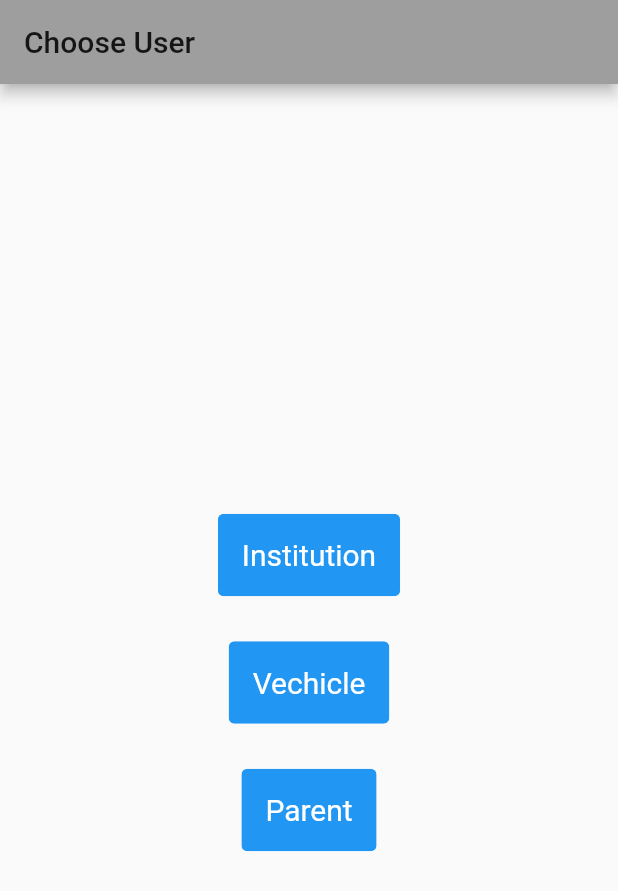
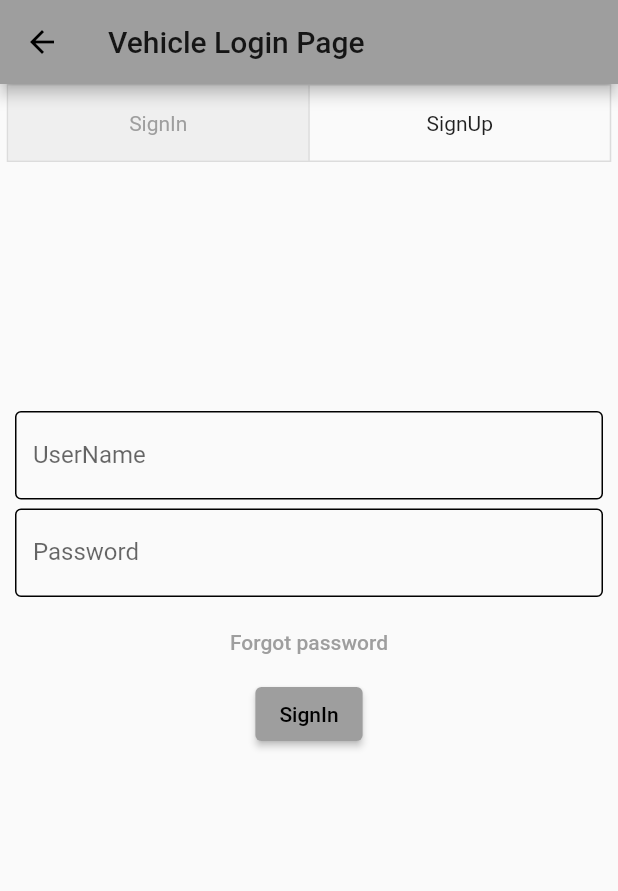
Before and after one commit to sahana-drusti/master, a Flutter app: the screen it shows after launch, after a tap on "Vechicle", on a phone screen of 412 x 824 dp. Shown: the top 891 px of the screen. Run offline on Flutter 3.47's test engine with Material 2 defaults, Android fonts, the phone set to English and light mode, and no system bars; our stand-ins replace email_validator, file_picker, shared_preferences, syncfusion_flutter_calendar; missing offline and left inert: excel.

Commit message:
Vehicle login

```diff
--- a/lib/VehicleLoginAndRegistration.dart
+++ b/lib/VehicleLoginAndRegistration.dart
@@ -0,0 +1,453 @@
+import 'dart:convert';
+import 'package:drusti/PasswordReset.dart';
+import 'package:drusti/VehicleHomePage.dart';
+import 'package:flutter/cupertino.dart';
+import 'package:flutter/material.dart';
+import 'package:email_validator/email_validator.dart';
+import 'package:http/http.dart' as http;
+import 'package:shared_preferences/shared_preferences.dart';
+
+class VehicleLoginAndRegisteration extends StatelessWidget {
+  final String type;
+  VehicleLoginAndRegisteration({required this.type});
+
+  @override
+  Widget build(BuildContext context) {
+    return VehicleLoginAndRegisterationPage();
+  }
+}
+
+class VehicleLoginAndRegisterationPage extends StatefulWidget {
+  @override
+  VehicleLoginAndRegisterationPageState createState() =>
+      VehicleLoginAndRegisterationPageState();
+}
+
+class VehicleLoginAndRegisterationPageState extends State {
+  bool login = true;
+  bool signup = false;
+  List<bool> isSelect = [true, false];
+  final loginFormKey = GlobalKey<FormState>();
+  final regFormKey = GlobalKey<FormState>();
+  List state = ["karnataka", "goa", "mp"];
+  var stateValue = "karnataka";
+  List district = ["hassan", "banglore"];
+  var districtValue = "hassan";
+  List taluk = ["alur", "belur"];
+  var talukValue = "alur";
+  bool validFormKeyLogin = true;
+  bool validEmail = true;
+  bool validRegNo = true;
+  final rNameController = TextEditingController();
+  final rEmailController = TextEditingController();
+  final rPasswordController = TextEditingController();
+  final rConfirmPasswordController = TextEditingController();
+  final rRegNoController = TextEditingController();
+  final lEmailController = TextEditingController();
+  final lPasswordController = TextEditingController();
+  bool userCreateSuccess = true;
+  bool usergetSuccess = true;
+
+  @override
+  Widget build(BuildContext context) {
+    if (login) {
+      return Scaffold(
+          appBar: AppBar(
+            title: Text('Vehicle Login Page'),
+          ),
+          body: SingleChildScrollView(
+              child: Column(
+                children: [
+                  ToggleButtons(
+                    constraints: BoxConstraints.expand(
+                      width: 200.0,
+                      height: 50.0,
+                    ),
+                    isSelected: isSelect,
+                    children: [
+                      Text('SignIn'),
+                      Text('SignUp'),
+                    ],
+                    onPressed: (int index) {
+                      setState(() {
+                        for (int i = 0; i < isSelect.length; i++) {
+                          if (i == index) {
+                            isSelect[i] = true;
+                            if (i == 0) {
+                              login = true;
+                              signup = false;
+                            }
+                            if (i == 1) {
+                              signup = true;
+                              login = false;
+                            }
+                          } else {
+                            isSelect[i] = false;
+                          }
+                        }
+                      });
+                    },
+                  ),
+                  Container(
+                    child: this.usergetSuccess?Text(''):Text('Error Fetching User',style: TextStyle(color: Colors.red),),
+                  ),
+                  Container(
+                      margin: EdgeInsetsDirectional.only(
+                          start: 10.0, top: 150.0, end: 10.0),
+                      alignment: Alignment.center,
+                      child: Form(
+                          key: loginFormKey,
+                          child: Column(
+                            mainAxisAlignment: MainAxisAlignment.center,
+                            children: [
+                              Padding(
+                                  padding: EdgeInsets.only(bottom: 6.0),
+                                  child: TextFormField(
+                                    controller: lEmailController,
+                                    decoration: new InputDecoration(
+                                      focusedBorder: OutlineInputBorder(
+                                        borderSide: BorderSide(
+                                            color: Colors.black, width: 1.0),
+                                      ),
+                                      enabledBorder: OutlineInputBorder(
+                                        borderSide: BorderSide(
+                                            color: Colors.black, width: 1.0),
+                                      ),
+                                      hintText: 'UserName',
+                                      labelText: "UserName",
+                                    ),
+                                    autofocus: false,
+                                    validator: (val) {
+                                      if (val == null || val.isEmpty) {
+                                        return 'Please enter UserName';
+                                      }
+                                    },
+                                  )),
+                              Padding(
+                                  padding: EdgeInsets.only(bottom: 6.0),
+                                  child: TextFormField(
+                                    controller: lPasswordController,
+                                    autofocus: false,
+                                    obscureText: true,
+                                    decoration: new InputDecoration(
+                                      focusedBorder: OutlineInputBorder(
+                                        borderSide: BorderSide(
+                                            color: Colors.black, width: 1.0),
+                                      ),
+                                      enabledBorder: OutlineInputBorder(
+                                        borderSide: BorderSide(
+                                            color: Colors.black, width: 1.0),
+                                      ),
+                                      hintText: 'Password',
+                                      labelText: "Password",
+                                    ),
+                                    validator: (val) {
+                                      if (val == null || val.isEmpty) {
+                                        return 'Please enter Password';
+                                      }
+                                    },
+                                  )),
+                              TextButton(
+                                child: Text('Forgot password'),
+                                onPressed: () {
+                                  Navigator.push(
+                                    context,
+                                    MaterialPageRoute(
+                                        builder: (context) => PasswordReset()),
+                                  );
+                                },
+                              ),
+                              ElevatedButton(
+                                onPressed: () {
+                                  // Validate returns true if the form is valid, or false otherwise.
+                                  if (loginFormKey.currentState!.validate()) {
+                                    getUserAndValidate().then((value) =>
+                                    {
+                                      if(value){
+                                        Navigator.push(
+                                          context,
+                                          MaterialPageRoute(
+                                              builder: (context) => VehicleHomePage()),
+                                        )
+                                      }});
+
+                                  }else{
+
+
+                                  }
+                                },
+                                child: Text('SignIn'),
+                              ),
+                            ],
+                          ))),
+                ],
+              )));
+    } else {
+      return Scaffold(
+        appBar: AppBar(
+          title: Text('Registration Page'),
+        ),
+        resizeToAvoidBottomInset: true,
+        body: SingleChildScrollView(
+          child: Column(
+            children: <Widget>[
+              ToggleButtons(
+                constraints: BoxConstraints.expand(
+                  width: 200.0,
+                  height: 50.0,
+                ),
+                isSelected: isSelect,
+                children: [
+                  Text('SignIn'),
+                  Text('SignUp'),
+                ],
+                onPressed: (int index) {
+                  setState(() {
+                    for (int i = 0; i < isSelect.length; i++) {
+                      if (i == index) {
+                        isSelect[i] = true;
+                        if (i == 0) {
+                          login = true;
+                          signup = false;
+                        }
+                        if (i == 1) {
+                          signup = true;
+                          login = false;
+                        }
+                      } else {
+                        isSelect[i] = false;
+                      }
+                    }
+                  });
+                },
+              ),
+              Container(
+                child: this.userCreateSuccess?Text(''):Text('Error Creating User',style: TextStyle(color: Colors.red),),
+              ),
+              Container(
+                  margin: EdgeInsetsDirectional.only(
+                      top: 50.0, start: 10.0, end: 10.0),
+                  child: Form(
+                      key: regFormKey,
+                      child: Column(
+                        mainAxisAlignment: MainAxisAlignment.center,
+                        children: [
+                          Padding(
+                              padding: EdgeInsets.only(top: 6.0, bottom: 6.0),
+                              child: TextFormField(
+                                controller: rNameController,
+                                decoration: new InputDecoration(
+                                  focusedBorder: OutlineInputBorder(
+                                    borderSide: BorderSide(
+                                        color: Colors.black, width: 1.0),
+                                  ),
+                                  enabledBorder: OutlineInputBorder(
+                                    borderSide: BorderSide(
+                                        color: Colors.black, width: 1.0),
+                                  ),
+                                  hintText: 'Enter Name',
+                                  labelText: "Name",
+                                ),
+                                validator: (val) {
+                                  if (val == null || val.isEmpty) {
+                                    return 'Please enter UserName';
+                                  }
+                                },
+                              )),
+                          Padding(
+                              padding: EdgeInsets.only(top: 6.0, bottom: 6.0),
+                              child: TextFormField(
+                                onChanged: (value) {
+                                  RegExp exp = RegExp(r'^[a-zA-Z0-9&%=]+$');
+                                  if (!exp.hasMatch(value)) {
+                                    setState(() {
+                                      validRegNo = false;
+                                    });
+                                  }else{
+                                    setState(() {
+                                      validRegNo = true;
+                                    });
+                                  }
+                                },
+                                controller: rRegNoController,
+                                decoration: new InputDecoration(
+                                    focusedBorder: OutlineInputBorder(
+                                      borderSide: BorderSide(
+                                          color: Colors.black, width: 1.0),
+                                    ),
+                                    enabledBorder: OutlineInputBorder(
+                                      borderSide: BorderSide(
+                                          color: Colors.black, width: 1.0),
+                                    ),
+                                    hintText: 'Registration Number',
+                                    labelText: "Reg.No."),
+                                validator: (val) {
+                                  if (val == null || val.isEmpty) {
+                                    return 'Please enter registration number';
+                                  } else if (!validRegNo) {
+                                    return 'Please enter valid Reg. No.';
+                                  }
+                                },
+                              )),
+                          Padding(
+                              padding: const EdgeInsets.only(bottom: 0.0),
+                              child:
+                              Text((!validRegNo) ? "RegNo Invalid." : "")),
+                          Padding(
+                              padding: EdgeInsets.only(top: 6.0, bottom: 0.0),
+                              child: TextFormField(
+                                controller: rEmailController,
+                                decoration: new InputDecoration(
+                                    focusedBorder: OutlineInputBorder(
+                                      borderSide: BorderSide(
+                                          color: Colors.black, width: 1.0),
+                                    ),
+                                    enabledBorder: OutlineInputBorder(
+                                      borderSide: BorderSide(
+                                          color: Colors.black, width: 1.0),
+                                    ),
+                                    hintText: 'E-Mail Address',
+                                    labelText: "E-mail."),
+                                validator: (val) {
+                                  if (val == null || val.isEmpty) {
+                                    return 'Please enter Email';
+                                  }
+                                },
+                                onChanged: (value) => {
+                                  setState(() {
+                                    if (EmailValidator.validate(value)) {
+                                      validEmail = true;
+                                    } else {
+                                      validEmail = false;
+                                    }
+                                  }),
+                                },
+                              )),
+                          Padding(
+                              padding: const EdgeInsets.only(bottom: 0.0),
+                              child:
+                              Text(
+                                  (!validEmail) ? "Email Invalid." : "")),
+
+
+                          Padding(
+                              padding: EdgeInsets.only(bottom: 6.0),
+                              child: TextFormField(
+                                controller: rPasswordController,
+                                autofocus: false,
+                                obscureText: true,
+                                decoration: new InputDecoration(
+                                  focusedBorder: OutlineInputBorder(
+                                    borderSide: BorderSide(
+                                        color: Colors.black, width: 1.0),
+                                  ),
+                                  enabledBorder: OutlineInputBorder(
+                                    borderSide: BorderSide(
+                                        color: Colors.black, width: 1.0),
+                                  ),
+                                  hintText: 'Password',
+                                  labelText: "Password",
+                                ),
+                                validator: (val) {
+                                  if (val == null || val.isEmpty) {
+                                    return 'Please enter Password';
+                                  }
+                                },
+                              )),
+                          Padding(
+                              padding: EdgeInsets.only(top: 6.0, bottom: 6.0),
+                              child: TextFormField(
+                                controller: rConfirmPasswordController,
+                                autofocus: false,
+                                obscureText: true,
+                                decoration: new InputDecoration(
+                                  focusedBorder: OutlineInputBorder(
+                                    borderSide: BorderSide(
+                                        color: Colors.black, width: 1.0),
+                                  ),
+                                  enabledBorder: OutlineInputBorder(
+                                    borderSide: BorderSide(
+                                        color: Colors.black, width: 1.0),
+                                  ),
+                                  hintText: 'Confirm Password',
+                                  labelText: "Confirm Password",
+                                ),
+                                validator: (val) {
+                                  if (val == null || val.isEmpty) {
+                                    return 'Please enter Password';
+                                  } else if (rConfirmPasswordController.text
+                                      .toString() !=
+                                      rPasswordController.text.toString()) {
+                                    return 'Password didnot match';
+                                  }
+                                },
+                              )),
+                          ElevatedButton(
+                            onPressed: () {
+                              if (regFormKey.currentState!.validate()) {
+                                final response = createUser();
+                                Navigator.push(
+                                  context,
+                                  MaterialPageRoute(
+                                      builder: (context) => VehicleHomePage()),
+                                );
+                              }
+                            },
+                            child: Text('Submit'),
+                          ),
+                        ],
+                      )))
+            ],
+          ),
+        ),
+      );
+    }
+  }
+
+  Future<http.Response> createUser() async {
+    final response = await http.post(
+      Uri.parse("http://10.0.2.2:3000/users"),
+      headers: <String, String>{
+        'Content-Type': 'application/json; charset=UTF-8',
+      },
+      body: jsonEncode(<String, String>{
+        'name': rNameController.text,
+        'email': rEmailController.text,
+        'reg_no': rRegNoController.text,
+        'password': rPasswordController.text,
+      }),
+    );
+    print(response);
+    if (response.statusCode != 200) {
+      this.userCreateSuccess = false;
+      throw Exception('error while creating user');
+    }else{
+      SharedPreferences localStorage = await SharedPreferences.getInstance();
+      localStorage.setString("token", rEmailController.text.toString());
+    }
+
+    return response;
+  }
+
+  Future<bool> getUserAndValidate() async {
+    bool isValidUser = false;
+    SharedPreferences localStorage = await SharedPreferences.getInstance();
+    if(lEmailController.text.isNotEmpty) {
+      String url = "http://10.0.2.2:3000/users?email=" +
+          lEmailController.text.toString();
+      final response = await http.get(Uri.parse(url));
+      if(response.statusCode == 200){
+        var result = json.decode(response.body);
+        String userId = result['_id'];
+        if(lEmailController.text.toString().isNotEmpty || lPasswordController.text.toString().isNotEmpty || result['email'] == lEmailController.text.toString() || result['password'] == lPasswordController.text.toString()){
+          localStorage.setString("token", userId);
+          isValidUser = true;
+        }
+      }else{
+        this.usergetSuccess = false;
+        throw new Exception('Error fetching userId');
+      }
+    }
+    return isValidUser;
+  }
+}
--- a/lib/main.dart
+++ b/lib/main.dart
@@ -1,6 +1,6 @@
 // @dart=2.9
 import 'package:drusti/BottomNavigation.dart';
-import 'package:drusti/HomePage.dart';
+import 'package:drusti/VehicleLoginAndRegistration.dart';
 import 'package:flutter/material.dart';
 import 'package:drusti/LoginAndRegistration.dart';
 import 'package:shared_preferences/shared_preferences.dart';
@@ -72,20 +72,7 @@ class LandingPageState extends State<LandingPage> {
         // Center is a layout widget. It takes a single child and positions it
         // in the middle of the parent.
         child: Column(
-          // Column is also a layout widget. It takes a list of children and
-          // arranges them vertically. By default, it sizes itself to fit its
-          // children horizontally, and tries to be as tall as its parent.
-          //
-          // Invoke "debug painting" (press "p" in the console, choose the
-          // "Toggle Debug Paint" action from the Flutter Inspector in Android
-          // Studio, or the "Toggle Debug Paint" command in Visual Studio Code)
-          // to see the wireframe for each widget.
-          //
-          // Column has various properties to control how it sizes itself and
-          // how it positions its children. Here we use mainAxisAlignment to
-          // center the children vertically; the main axis here is the vertical
-          // axis because Columns are vertical (the cross axis would be
-          // horizontal).
+
           mainAxisAlignment: MainAxisAlignment.center,
 
           children: <Widget>[
@@ -143,7 +130,17 @@ class LandingPageState extends State<LandingPage> {
                       primary: Colors.white,
                       textStyle: const TextStyle(fontSize: 20),
                     ),
-                    onPressed: () {},
+                    onPressed: () {
+                      Navigator.push<void>(
+                        context,
+                        MaterialPageRoute<void>(
+                          builder: (BuildContext context) =>
+                              VehicleLoginAndRegisteration(
+                                type: 'Vehicle',
+                              ),
+                        ),
+                      );
+                    },
                     child: const Text('Vechicle'),
                   ),
                 ],
```
Also changed, not shown: lib/VehicleHomePage.dart (+32 -0 lines).
